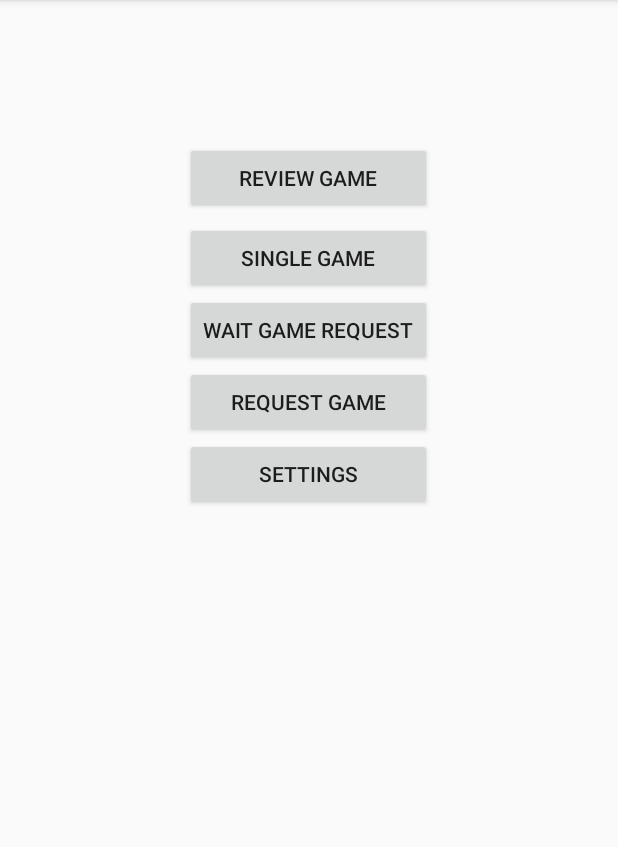
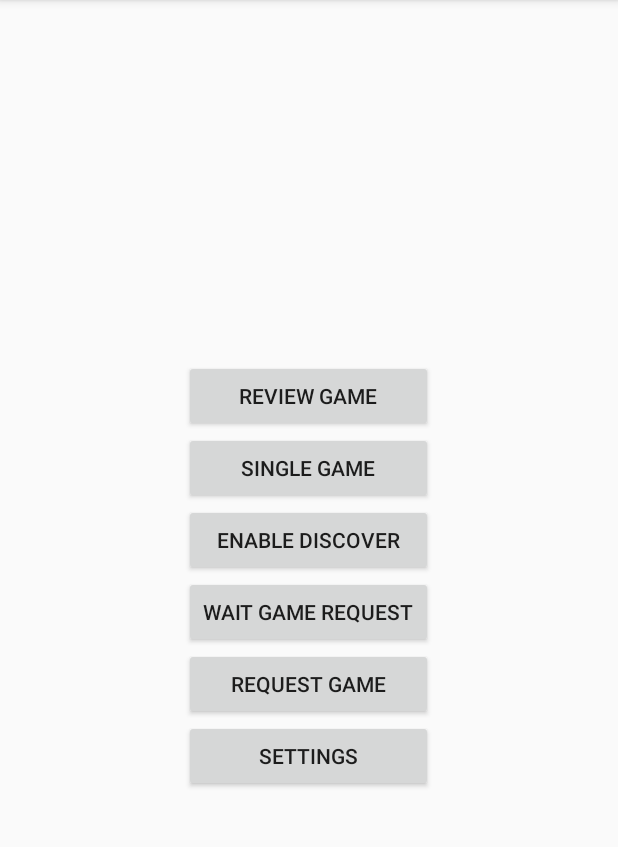
Before and after one commit to chykrkr/BluGo_Android, an Android app: the screen it shows after launch (FrontDoorActivity), on a phone screen of 412 x 824 dp, the part 84-931 px from its top. Run offline under Robolectric (Android 15) with nearby library versions, the phone set to English and light mode, and no system bars.

Commit message:
1. Fixed pass bug when it is bluethooth game mode. 2. Fixed calculation mode bug. 3. Seperated bluetooth enable functionality to another button.

```diff
--- a/app/src/main/java/com/example/user/blugo/BluetoothGameActivity.java
+++ b/app/src/main/java/com/example/user/blugo/BluetoothGameActivity.java
@@ -7,6 +7,7 @@ import android.os.Message;
 import android.support.v7.app.AppCompatActivity;
 import android.os.Bundle;
 import android.util.Log;
+import android.view.View;
 import android.widget.TextView;
 
 public class BluetoothGameActivity extends AppCompatActivity implements Handler.Callback,
@@ -89,6 +90,11 @@ public class BluetoothGameActivity extends AppCompatActivity implements Handler.
         return false;
     }
 
+    public void pass(View view)
+    {
+        game.pass();
+    }
+
     private void handle_comm_message(BlutoothMsgParser.MsgParsed msg)
     {
         String m;
--- a/app/src/main/java/com/example/user/blugo/GoControl.java
+++ b/app/src/main/java/com/example/user/blugo/GoControl.java
@@ -144,7 +144,7 @@ public abstract class GoControl {
     public abstract ArrayList<GoRule.BoardPos> get_calc_info();
     public abstract Point get_cur_coord();
 
-    public abstract void pass();
+    public abstract boolean pass();
     public abstract void undo();
 
     public abstract GoInfo get_info();
--- a/app/src/main/java/com/example/user/blugo/GoControlSingle.java
+++ b/app/src/main/java/com/example/user/blugo/GoControlSingle.java
@@ -165,11 +165,11 @@ public class GoControlSingle extends GoControl {
     }
 
     @Override
-    public synchronized void pass() {
+    public synchronized boolean pass() {
         int pass;
 
         if (calc_mode()) {
-            return;
+            return false;
         }
 
         Player next_turn = (current_turn == Player.WHITE)? Player.BLACK : Player.WHITE;
@@ -186,6 +186,8 @@ public class GoControlSingle extends GoControl {
 
         if (callback_receiver != null)
             callback_receiver.callback_board_state_changed();
+
+        return true;
     }
 
     @Override
--- a/app/src/main/res/layout/activity_front_door.xml
+++ b/app/src/main/res/layout/activity_front_door.xml
@@ -10,61 +10,74 @@
     android:paddingTop="@dimen/activity_vertical_margin"
     tools:context=".FrontDoorActivity">
 
+    <LinearLayout
+        android:orientation="vertical"
+        android:layout_width="match_parent"
+        android:layout_height="wrap_content"
+        android:layout_centerVertical="true"
+        android:layout_alignParentLeft="true"
+        android:layout_alignParentStart="true">
+
         <Button
-        android:layout_width="wrap_content"
+            android:layout_width="166dp"
+            android:layout_height="wrap_content"
+            android:text="Review game"
+            android:id="@+id/button10"
+            android:onClick="load_SGF"
+            android:layout_alignParentTop="true"
+            android:layout_centerHorizontal="true"
+            android:layout_gravity="center_horizontal"/>
+
+        <Button
+            android:layout_width="166dp"
             android:layout_height="wrap_content"
             android:text="Single Game"
             android:id="@+id/button7"
-        android:layout_marginTop="132dp"
-        android:layout_alignParentTop="true"
-        android:layout_alignRight="@+id/button8"
-        android:layout_alignEnd="@+id/button8"
-        android:layout_alignLeft="@+id/button8"
-        android:layout_alignStart="@+id/button8"
-        android:onClick="start_single_game"/>
+            android:onClick="start_single_game"
+            android:layout_below="@+id/button10"
+            android:layout_centerHorizontal="true"
+            android:layout_gravity="center_horizontal"/>
 
         <Button
-        android:layout_width="wrap_content"
+            android:layout_width="166dp"
+            android:layout_height="wrap_content"
+            android:text="Enable discover"
+            android:id="@+id/button16"
+            android:layout_below="@+id/button8"
+            android:layout_centerHorizontal="true"
+            android:layout_gravity="center_horizontal"
+            android:onClick="enable_discover"/>
+
+        <Button
+            android:layout_width="166dp"
             android:layout_height="wrap_content"
             android:text="Wait game request"
             android:id="@+id/button8"
+            android:onClick="wait_game_request"
             android:layout_below="@+id/button7"
             android:layout_centerHorizontal="true"
-        android:onClick="wait_game_request"/>
+            android:layout_gravity="center_horizontal"/>
 
         <Button
-        android:layout_width="wrap_content"
+            android:layout_width="166dp"
             android:layout_height="wrap_content"
             android:text="Request game"
             android:id="@+id/button9"
-        android:layout_below="@+id/button8"
-        android:layout_alignLeft="@+id/button8"
-        android:layout_alignStart="@+id/button8"
-        android:layout_alignRight="@+id/button8"
-        android:layout_alignEnd="@+id/button8"
-        android:onClick="request_play"/>
+            android:onClick="request_play"
+            android:layout_below="@+id/button16"
+            android:layout_alignRight="@+id/button10"
+            android:layout_alignEnd="@+id/button10"
+            android:layout_gravity="center_horizontal"/>
 
         <Button
-        android:layout_width="wrap_content"
-        android:layout_height="wrap_content"
-        android:text="Review game"
-        android:id="@+id/button10"
-        android:layout_alignBottom="@+id/button7"
-        android:layout_alignRight="@+id/button7"
-        android:layout_alignEnd="@+id/button7"
-        android:layout_marginBottom="53dp"
-        android:layout_alignLeft="@+id/button7"
-        android:layout_alignStart="@+id/button7"
-	android:onClick="load_SGF"/>
-
-    <Button
-        android:layout_width="wrap_content"
+            android:layout_width="166dp"
             android:layout_height="wrap_content"
             android:text="Settings"
             android:id="@+id/button11"
             android:layout_below="@+id/button9"
-        android:layout_alignLeft="@+id/button9"
-        android:layout_alignStart="@+id/button9"
-        android:layout_alignRight="@+id/button9"
-        android:layout_alignEnd="@+id/button9"/>
+            android:layout_centerHorizontal="true"
+            android:layout_gravity="center_horizontal"/>
+
+    </LinearLayout>
+
 </RelativeLayout>
```
Also changed, not shown: app/src/main/java/com/example/user/blugo/FrontDoorActivity.java (+8 -5 lines), app/src/main/java/com/example/user/blugo/GoControlBluetooth.java (+20 -4 lines), app/src/main/res/layout/activity_bluetooth_game.xml (+8 -2 lines). Lines whose indentation alone changed are shown as unchanged.
